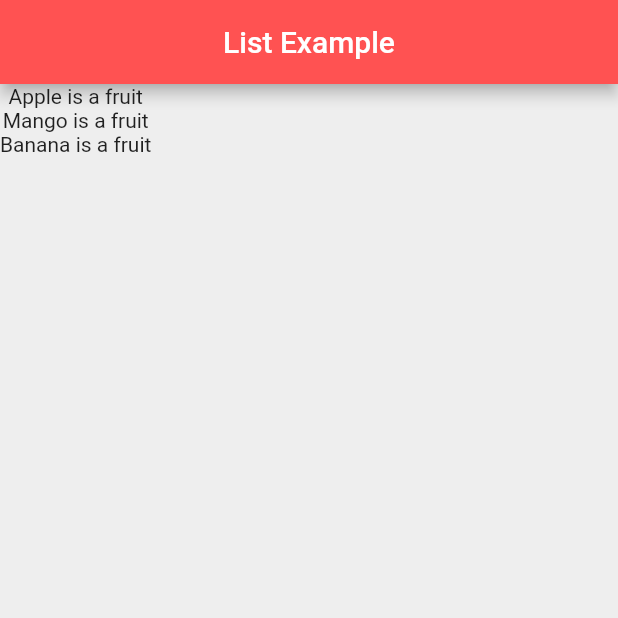
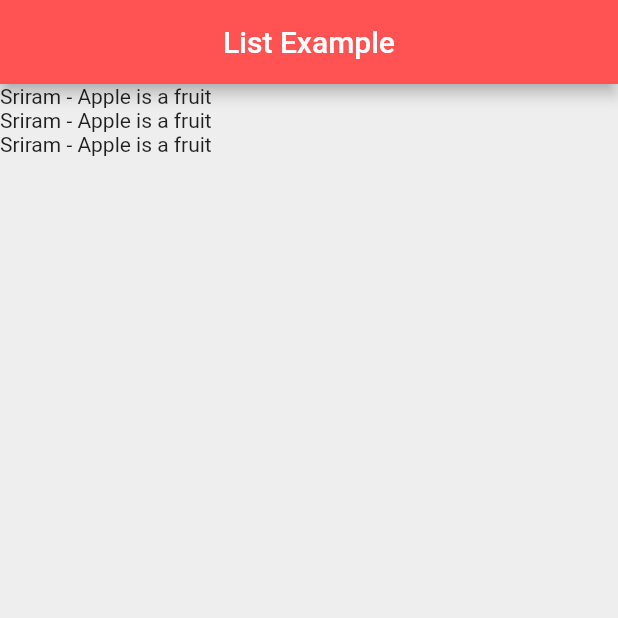
Before and after one commit to sriramkumarb/learn-flutter, a Flutter app: the screen it shows after launch, on a phone screen of 412 x 824 dp, the top half of it. Run offline on Flutter 3.47's test engine with Material 2 defaults, Android fonts, the phone set to English and light mode, and no system bars.

Commit message:
use of Custom classes

```diff
--- a/lib/main.dart
+++ b/lib/main.dart
@@ -1,5 +1,5 @@
 import 'package:flutter/material.dart';
-
+import 'quote.dart';
 void main() {
   runApp(
     MaterialApp(
@@ -17,10 +17,10 @@ class ListExample extends StatefulWidget {
 
 class _ListExampleState extends State<ListExample> {
 
-  List<String> quotes = [
-    'Apple is a fruit',
-    'Mango is a fruit',
-    'Banana is a fruit'
+  List<Quote> quotes = [
+    Quote(text: 'Apple is a fruit', author: 'Sriram'),
+    Quote(text: 'Apple is a fruit', author: 'Sriram'),
+    Quote(text: 'Apple is a fruit', author: 'Sriram')
   ];
 
   @override
@@ -33,7 +33,7 @@ class _ListExampleState extends State<ListExample> {
         backgroundColor: Colors.redAccent,
       ),
       body: Column(
-        children: quotes.map((quote) => Text(quote)).toList(),
+        children: quotes.map((quote) => Text('${quote.author} - ${quote.text}' )).toList(),
       ),
     );
   }
--- /dev/null
+++ b/lib/quote.dart
@@ -0,0 +1,8 @@
+class Quote {
+
+  String text;
+  String author;
+
+  Quote({ required this.text, required this.author });
+
+}
```
